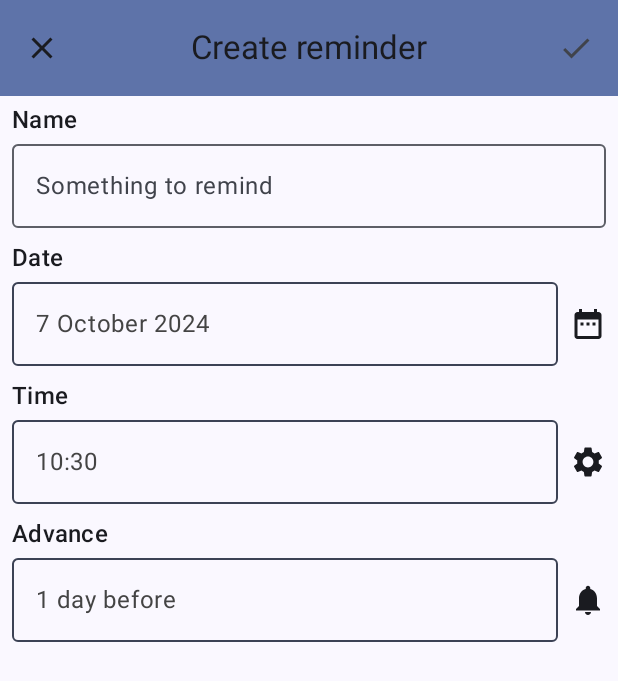
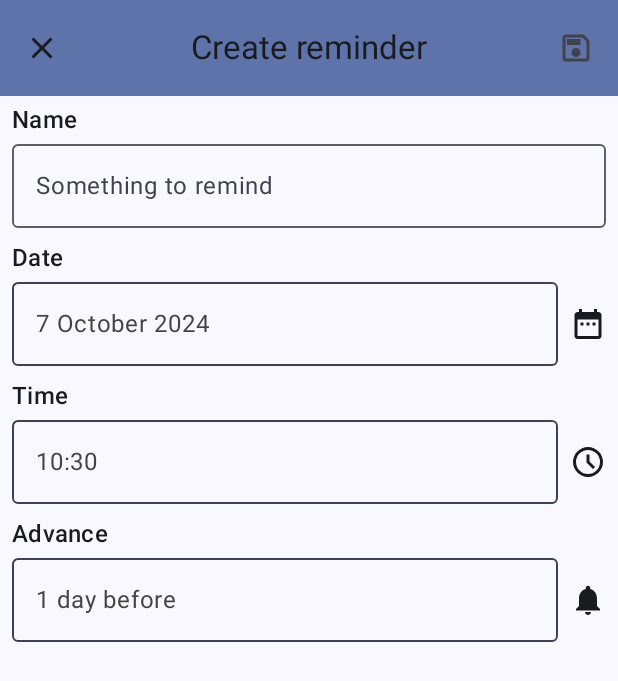
Before and after one commit to gzaber/RemindMe, an Android app built with Jetpack Compose: the AddEditScreen screen opened through its navigation route, on a phone screen of 412 x 824 dp. Shown: the top 681 px of the screen. Run offline under Robolectric (Android 15) with nearby library versions, the phone set to English and light mode, and no system bars.

Commit message:
feat: add missing icons

```diff
--- a/app/src/main/java/com/gzaber/remindme/ui/addedit/composable/AddEditAppBar.kt
+++ b/app/src/main/java/com/gzaber/remindme/ui/addedit/composable/AddEditAppBar.kt
@@ -1,8 +1,8 @@
 package com.gzaber.remindme.ui.addedit.composable
 
+import androidx.annotation.DrawableRes
 import androidx.annotation.StringRes
 import androidx.compose.material.icons.Icons
-import androidx.compose.material.icons.filled.Check
 import androidx.compose.material.icons.filled.Close
 import androidx.compose.material3.CenterAlignedTopAppBar
 import androidx.compose.material3.CircularProgressIndicator
@@ -16,6 +16,7 @@ import androidx.compose.runtime.Composable
 import androidx.compose.ui.Modifier
 import androidx.compose.ui.graphics.Color
 import androidx.compose.ui.graphics.vector.ImageVector
+import androidx.compose.ui.res.painterResource
 import androidx.compose.ui.res.stringResource
 import com.gzaber.remindme.R
 
@@ -29,7 +30,7 @@ fun AddEditAppBar(
     modifier: Modifier = Modifier,
     navigationIcon: ImageVector = Icons.Default.Close,
     @StringRes navigationIconDescription: Int = R.string.add_edit_close_icon_description,
-    saveIcon: ImageVector = Icons.Default.Check,
+    @DrawableRes saveIcon: Int = R.drawable.save,
     @StringRes saveIconDescription: Int = R.string.add_edit_save_icon_description,
     color: Color = MaterialTheme.colorScheme.primaryContainer,
 ) {
@@ -51,7 +52,7 @@ fun AddEditAppBar(
                     CircularProgressIndicator()
                 } else {
                     Icon(
-                        saveIcon,
+                        painterResource(saveIcon),
                         contentDescription = stringResource(saveIconDescription)
                     )
                 }
--- a/app/src/main/java/com/gzaber/remindme/ui/addedit/composable/AddEditContent.kt
+++ b/app/src/main/java/com/gzaber/remindme/ui/addedit/composable/AddEditContent.kt
@@ -9,13 +9,14 @@ import androidx.compose.foundation.verticalScroll
 import androidx.compose.material.icons.Icons
 import androidx.compose.material.icons.filled.DateRange
 import androidx.compose.material.icons.filled.Notifications
-import androidx.compose.material.icons.filled.Settings
 import androidx.compose.material3.MaterialTheme
 import androidx.compose.material3.OutlinedTextField
 import androidx.compose.material3.Text
 import androidx.compose.runtime.Composable
 import androidx.compose.ui.Modifier
+import androidx.compose.ui.graphics.vector.ImageVector
 import androidx.compose.ui.res.stringResource
+import androidx.compose.ui.res.vectorResource
 import androidx.compose.ui.tooling.preview.Preview
 import androidx.compose.ui.unit.dp
 import com.gzaber.remindme.R
@@ -68,7 +69,7 @@ fun AddEditContent(
             modifier = Modifier.padding(horizontal = 8.dp, vertical = 4.dp),
             title = R.string.add_edit_time_title,
             textValue = timeValue,
-            icon = Icons.Default.Settings,
+            icon = ImageVector.vectorResource(R.drawable.schedule),
             iconDescriptionText = R.string.add_edit_time_icon_description,
             onClick = onTimeButtonClick
         )
--- /dev/null
+++ b/app/src/main/res/drawable/save.xml
@@ -0,0 +1,9 @@
+<vector xmlns:android="http://schemas.android.com/apk/res/android"
+    android:width="24dp"
+    android:height="24dp"
+    android:viewportWidth="960"
+    android:viewportHeight="960">
+  <path
+      android:pathData="M840,280v480q0,33 -23.5,56.5T760,840L200,840q-33,0 -56.5,-23.5T120,760v-560q0,-33 23.5,-56.5T200,120h480l160,160ZM760,314L646,200L200,200v560h560v-446ZM480,720q50,0 85,-35t35,-85q0,-50 -35,-85t-85,-35q-50,0 -85,35t-35,85q0,50 35,85t85,35ZM240,400h360v-160L240,240v160ZM200,314v446,-560 114Z"
+      android:fillColor="#5f6368"/>
+</vector>
--- /dev/null
+++ b/app/src/main/res/drawable/schedule.xml
@@ -0,0 +1,9 @@
+<vector xmlns:android="http://schemas.android.com/apk/res/android"
+    android:width="24dp"
+    android:height="24dp"
+    android:viewportWidth="960"
+    android:viewportHeight="960">
+  <path
+      android:pathData="m612,668 l56,-56 -148,-148v-184h-80v216l172,172ZM480,880q-83,0 -156,-31.5T197,763q-54,-54 -85.5,-127T80,480q0,-83 31.5,-156T197,197q54,-54 127,-85.5T480,80q83,0 156,31.5T763,197q54,54 85.5,127T880,480q0,83 -31.5,156T763,763q-54,54 -127,85.5T480,880ZM480,480ZM480,800q133,0 226.5,-93.5T800,480q0,-133 -93.5,-226.5T480,160q-133,0 -226.5,93.5T160,480q0,133 93.5,226.5T480,800Z"
+      android:fillColor="#5f6368"/>
+</vector>
```
Also changed, not shown: app/src/main/java/com/gzaber/remindme/ui/reminders/composable/DeleteReminderDialog.kt (+4 -5 lines), app/src/main/java/com/gzaber/remindme/ui/reminders/composable/ReminderListItem.kt (+10 -8 lines), app/src/main/res/drawable/calendar_clock.xml (added, +9 -0 lines), app/src/main/res/drawable/warning.xml (added, +9 -0 lines).
